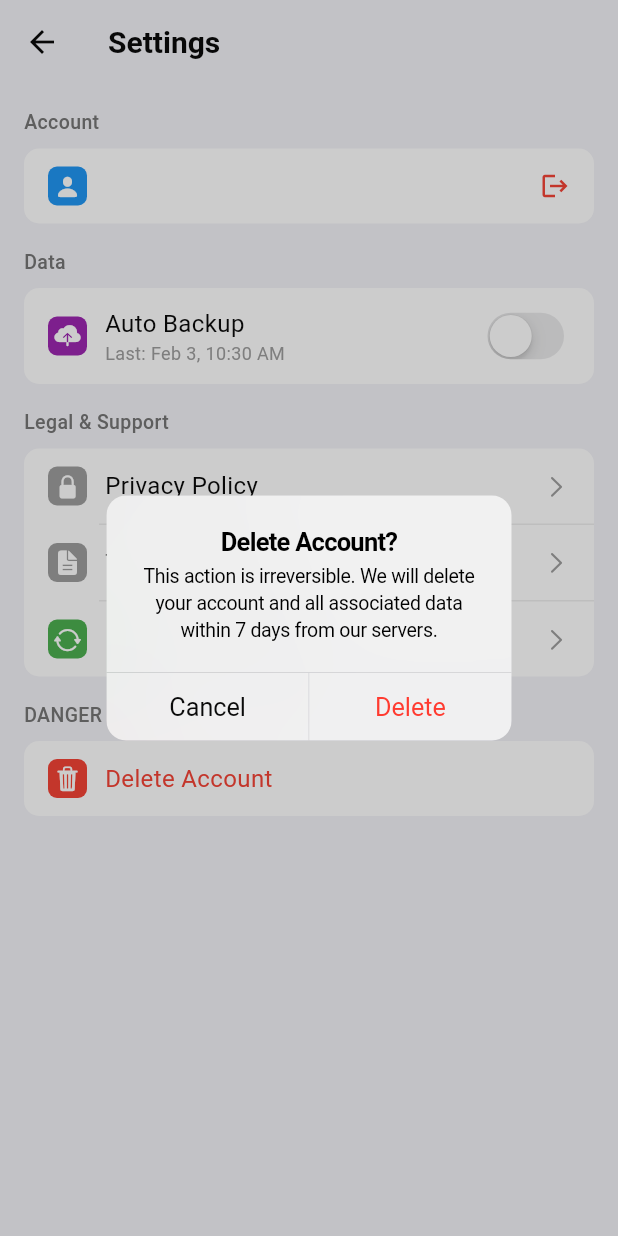
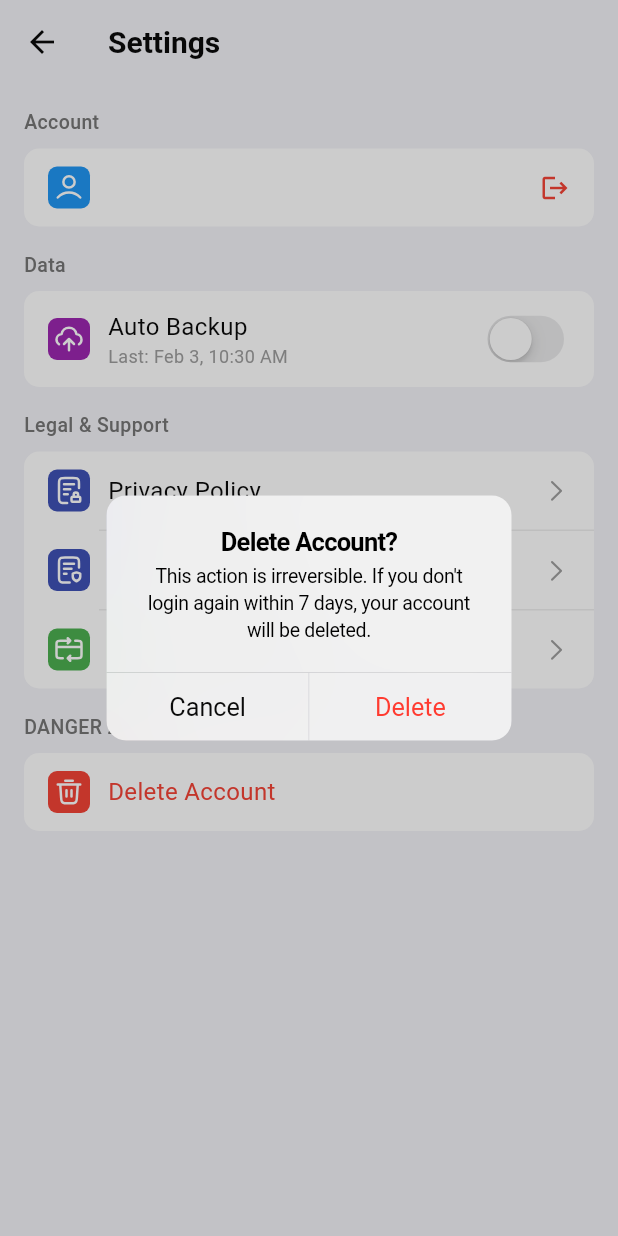
Before and after one commit to aaditya-jagdale/offline-journal, a Flutter app: the SettingScreen screen opened directly, after a tap on "Delete Account", on a phone screen of 412 x 824 dp. Run offline on Flutter 3.47's test engine with Material 3 defaults, Android fonts, the phone set to English and light mode, and no system bars; our stand-ins replace cloud_firestore, firebase_analytics, firebase_auth, firebase_core, firebase_crashlytics, flutter_dotenv and 10 more; missing offline and left inert: purchases_flutter, purchases_ui_flutter; accounts and stored records are empty; generated files the repository leaves out were written again; network calls fail.

Commit message:
feat: Implement RevenueCat integration for premium features, add new icons and legal documents, and refine UI theming.

```diff
--- a/lib/main.dart
+++ b/lib/main.dart
@@ -1,4 +1,3 @@
-
 import 'package:flutter/foundation.dart';
 import 'package:flutter/material.dart';
 import 'package:flutter_dotenv/flutter_dotenv.dart';
--- a/lib/modules/settings/screens/setting_screen.dart
+++ b/lib/modules/settings/screens/setting_screen.dart
@@ -3,6 +3,7 @@ import 'package:flutter/cupertino.dart';
 import 'package:flutter/foundation.dart';
 import 'package:flutter/material.dart';
 import 'package:flutter_riverpod/flutter_riverpod.dart';
+import 'package:flutter_svg/svg.dart';
 import 'package:jrnl/modules/home/screens/splash_screen.dart';
 import 'package:jrnl/modules/settings/screens/login_screen.dart';
 import 'package:jrnl/modules/shared/widgets/custom_progress_indicator.dart';
@@ -16,6 +17,7 @@ import 'package:jrnl/services/database_service.dart';
 import 'package:jrnl/services/revenuecat_service.dart';
 import 'package:jrnl/services/sync_service.dart';
 import 'package:intl/intl.dart';
+import 'package:url_launcher/url_launcher_string.dart';
 
 class SettingScreen extends ConsumerStatefulWidget {
   const SettingScreen({super.key});
@@ -171,7 +173,7 @@ class _SettingScreenState extends ConsumerState<SettingScreen> {
       builder: (context) => CupertinoAlertDialog(
         title: const Text('Delete Account?'),
         content: const Text(
-          'This action is irreversible. We will delete your account and all associated data within 7 days from our servers.',
+          'This action is irreversible. If you don\'t login again within 7 days, your account will be deleted.',
         ),
         actions: [
           CupertinoDialogAction(
@@ -227,14 +229,28 @@ class _SettingScreenState extends ConsumerState<SettingScreen> {
             children: [
               if (user == null || user.isAnonymous)
                 _SettingsTile(
-                  icon: CupertinoIcons.person_circle,
+                  icon: SvgPicture.asset(
+                    "assets/icons/person.svg",
+                    height: 20,
+                    colorFilter: ColorFilter.mode(
+                      Colors.white,
+                      BlendMode.srcIn,
+                    ),
+                  ),
                   title: "Sign In",
                   iconColor: Colors.blue,
                   onTap: _signIn,
                 )
               else ...[
                 _SettingsTile(
-                  icon: CupertinoIcons.person_fill,
+                  icon: SvgPicture.asset(
+                    "assets/icons/person.svg",
+                    height: 20,
+                    colorFilter: ColorFilter.mode(
+                      Colors.white,
+                      BlendMode.srcIn,
+                    ),
+                  ),
                   title: user.email!,
                   iconColor: Colors.blue,
                   trailing: Icon(Icons.logout, size: 20, color: Colors.red),
@@ -275,7 +291,14 @@ class _SettingScreenState extends ConsumerState<SettingScreen> {
                       false;
 
                   return _SettingsTile(
-                    icon: CupertinoIcons.cloud_upload_fill,
+                    icon: SvgPicture.asset(
+                      "assets/icons/cloud_backup.svg",
+                      height: 20,
+                      colorFilter: ColorFilter.mode(
+                        Colors.white,
+                        BlendMode.srcIn,
+                      ),
+                    ),
                     title: _isBackingUp ? "Backing up..." : "Auto Backup",
                     subtitle: subtitle,
                     iconColor: Colors.purple,
@@ -314,7 +337,14 @@ class _SettingScreenState extends ConsumerState<SettingScreen> {
               // Delete local data, refetch all from cloud
               if (kDebugMode)
                 _SettingsTile(
-                  icon: CupertinoIcons.trash,
+                  icon: SvgPicture.asset(
+                    "assets/icons/delete.svg",
+                    height: 20,
+                    colorFilter: ColorFilter.mode(
+                      Colors.white,
+                      BlendMode.srcIn,
+                    ),
+                  ),
                   title: "Delete Local Data",
                   iconColor: Colors.red,
                   trailing: _isResetting ? CustomProgressIndicator() : null,
@@ -397,19 +427,39 @@ class _SettingScreenState extends ConsumerState<SettingScreen> {
             title: "Legal & Support",
             children: [
               _SettingsTile(
-                icon: CupertinoIcons.lock_fill,
+                icon: SvgPicture.asset(
+                  "assets/icons/file_lock.svg",
+                  height: 20,
+                  colorFilter: ColorFilter.mode(Colors.white, BlendMode.srcIn),
+                ),
                 title: "Privacy Policy",
-                iconColor: Colors.grey,
-                onTap: () {},
+                iconColor: Colors.indigo,
+                onTap: () {
+                  launchUrlString(
+                    "https://sites.google.com/view/jrnl-app/privacy-policy",
+                  );
+                },
               ),
               _SettingsTile(
-                icon: CupertinoIcons.doc_text_fill,
+                icon: SvgPicture.asset(
+                  "assets/icons/file_shield.svg",
+                  height: 20,
+                  colorFilter: ColorFilter.mode(Colors.white, BlendMode.srcIn),
+                ),
                 title: "Terms of Service",
-                iconColor: Colors.grey,
-                onTap: () {},
+                iconColor: Colors.indigo,
+                onTap: () {
+                  launchUrlString(
+                    "https://sites.google.com/view/jrnl-app/terms-of-service",
+                  );
+                },
               ),
               _SettingsTile(
-                icon: CupertinoIcons.arrow_2_circlepath,
+                icon: SvgPicture.asset(
+                  "assets/icons/card_reload.svg",
+                  height: 20,
+                  colorFilter: ColorFilter.mode(Colors.white, BlendMode.srcIn),
+                ),
                 title: "Restore Purchases",
                 iconColor: Colors.green,
                 onTap: _restorePurchases,
@@ -418,12 +468,19 @@ class _SettingScreenState extends ConsumerState<SettingScreen> {
           ),
 
           // DANGER ZONE
-          if (user != null)
+          if (user != null && !user.isAnonymous)
             _SettingsSection(
               title: "DANGER ZONE",
               children: [
                 _SettingsTile(
-                  icon: CupertinoIcons.trash_fill,
+                  icon: SvgPicture.asset(
+                    "assets/icons/delete.svg",
+                    height: 20,
+                    colorFilter: ColorFilter.mode(
+                      Colors.white,
+                      BlendMode.srcIn,
+                    ),
+                  ),
                   title: "Delete Account",
                   titleColor: Colors.red,
                   iconColor: Colors.red,
@@ -493,7 +550,7 @@ class _SettingsSection extends StatelessWidget {
 }
 
 class _SettingsTile extends StatelessWidget {
-  final IconData icon;
+  final Widget icon;
   final String title;
   final String? subtitle;
   final Color iconColor;
@@ -530,7 +587,7 @@ class _SettingsTile extends StatelessWidget {
                   color: iconColor,
                   borderRadius: BorderRadius.circular(6),
                 ),
-                child: Icon(icon, color: Colors.white, size: 18),
+                child: icon,
               ),
               const SizedBox(width: 12),
               Expanded(
```
Also changed, not shown: lib/modules/editor/screens/entry_editor_screen.dart (+21 -8 lines), lib/modules/settings/screens/login_screen.dart (+3 -4 lines), lib/services/revenuecat_service.dart (+14 -2 lines), assets/icons/card_reload.svg (added), assets/icons/cloud_backup.svg (added), assets/icons/file_lock.svg (added), assets/icons/file_shield.svg (added), assets/icons/image_add.svg (added), assets/icons/person.svg (added), 4 other files.
